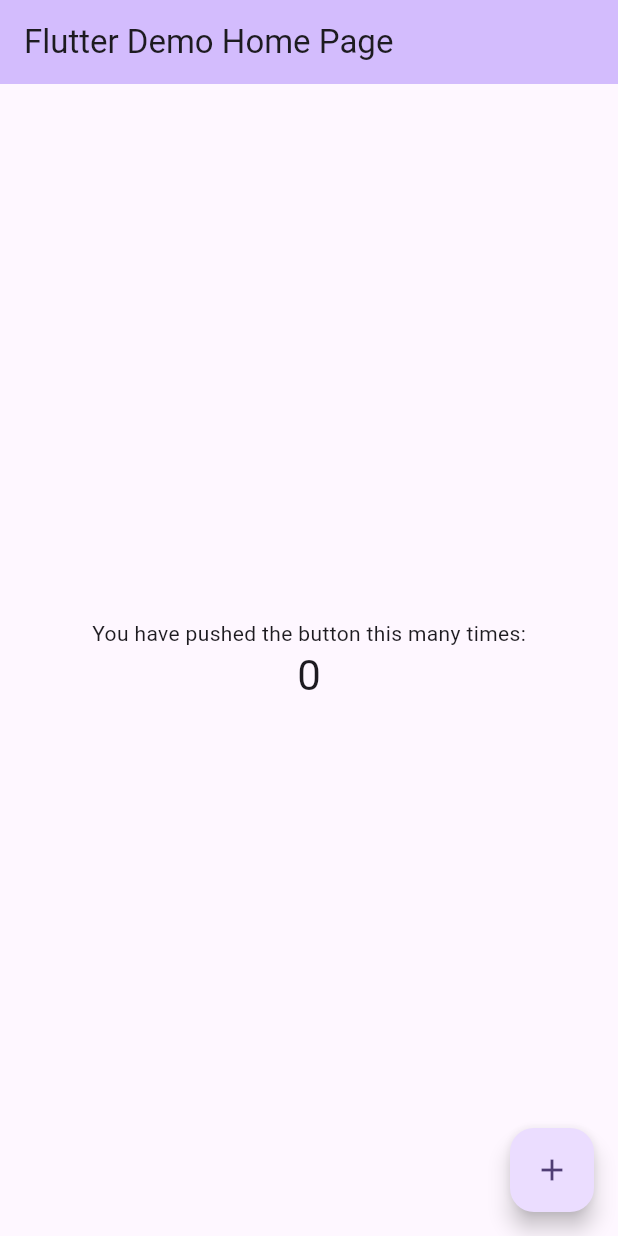
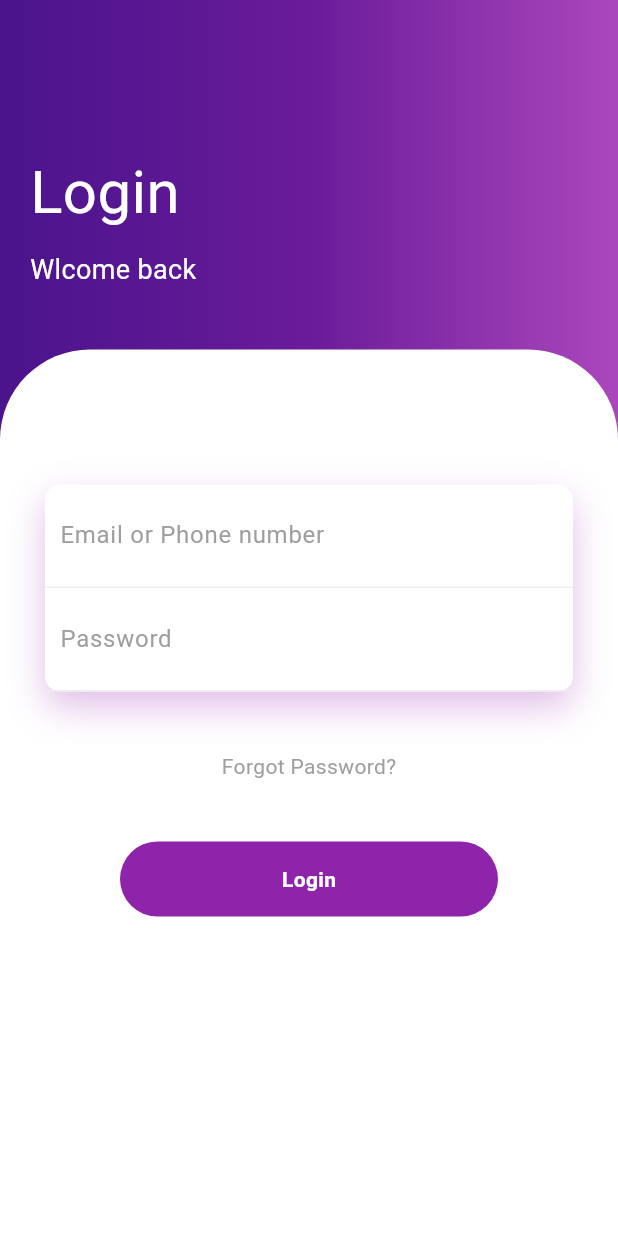
Before and after one commit to ulisesUliiACC/Arii, a Flutter app: the screen it shows after launch, on a phone screen of 412 x 824 dp. Run offline on Flutter 3.47's test engine with Material 3 defaults, Android fonts, the phone set to English and light mode, and no system bars.

Commit message:
diseño de login
readme modificacion

```diff
--- a/lib/main.dart
+++ b/lib/main.dart
@@ -1,125 +1,155 @@
 import 'package:flutter/material.dart';
 
-void main() {
-  runApp(const MyApp());
-}
+void main() => runApp(MaterialApp(
+      debugShowCheckedModeBanner: false,
+      home: HomePage(),
+    ));
 
-class MyApp extends StatelessWidget {
-  const MyApp({super.key});
-
-  // This widget is the root of your application.
+class HomePage extends StatelessWidget {
   @override
   Widget build(BuildContext context) {
-    return MaterialApp(
-      title: 'Flutter Demo',
-      theme: ThemeData(
-        // This is the theme of your application.
-        //
-        // TRY THIS: Try running your application with "flutter run". You'll see
-        // the application has a purple toolbar. Then, without quitting the app,
-        // try changing the seedColor in the colorScheme below to Colors.green
-        // and then invoke "hot reload" (save your changes or press the "hot
-        // reload" button in a Flutter-supported IDE, or press "r" if you used
-        // the command line to start the app).
-        //
-        // Notice that the counter didn't reset back to zero; the application
-        // state is not lost during the reload. To reset the state, use hot
-        // restart instead.
-        //
-        // This works for code too, not just values: Most code changes can be
-        // tested with just a hot reload.
-        colorScheme: ColorScheme.fromSeed(seedColor: Colors.deepPurple),
-        useMaterial3: true,
+    return Scaffold(
+      body: Container(
+        decoration: BoxDecoration(
+            gradient: LinearGradient(colors: [
+          Colors.purple.shade900,
+          Colors.purple.shade800,
+          Colors.purple.shade400
+        ])),
+        child: Column(
+          crossAxisAlignment: CrossAxisAlignment.start,
+          children: <Widget>[
+            const SizedBox(
+              height: 80,
             ),
-      home: const MyHomePage(title: 'Flutter Demo Home Page'),
-    );
-  }
-}
-
-class MyHomePage extends StatefulWidget {
-  const MyHomePage({super.key, required this.title});
-
-  // This widget is the home page of your application. It is stateful, meaning
-  // that it has a State object (defined below) that contains fields that affect
-  // how it looks.
-
-  // This class is the configuration for the state. It holds the values (in this
-  // case the title) provided by the parent (in this case the App widget) and
-  // used by the build method of the State. Fields in a Widget subclass are
-  // always marked "final".
-
-  final String title;
-
-  @override
-  State<MyHomePage> createState() => _MyHomePageState();
-}
-
-class _MyHomePageState extends State<MyHomePage> {
-  int _counter = 0;
-
-  void _incrementCounter() {
-    setState(() {
-      // This call to setState tells the Flutter framework that something has
-      // changed in this State, which causes it to rerun the build method below
-      // so that the display can reflect the updated values. If we changed
-      // _counter without calling setState(), then the build method would not be
-      // called again, and so nothing would appear to happen.
-      _counter++;
-    });
-  }
-
-  @override
-  Widget build(BuildContext context) {
-    // This method is rerun every time setState is called, for instance as done
-    // by the _incrementCounter method above.
-    //
-    // The Flutter framework has been optimized to make rerunning build methods
-    // fast, so that you can just rebuild anything that needs updating rather
-    // than having to individually change instances of widgets.
-    return Scaffold(
-      appBar: AppBar(
-        // TRY THIS: Try changing the color here to a specific color (to
-        // Colors.amber, perhaps?) and trigger a hot reload to see the AppBar
-        // change color while the other colors stay the same.
-        backgroundColor: Theme.of(context).colorScheme.inversePrimary,
-        // Here we take the value from the MyHomePage object that was created by
-        // the App.build method, and use it to set our appbar title.
-        title: Text(widget.title),
+            const Padding(
+              padding: EdgeInsets.all(20),
+              child: Column(
+                crossAxisAlignment: CrossAxisAlignment.start,
+                children: <Widget>[
+                  Text(
+                    "Login",
+                    style: TextStyle(color: Colors.white, fontSize: 40),
                   ),
-      body: Center(
-        // Center is a layout widget. It takes a single child and positions it
-        // in the middle of the parent.
-        child: Column(
-          // Column is also a layout widget. It takes a list of children and
-          // arranges them vertically. By default, it sizes itself to fit its
-          // children horizontally, and tries to be as tall as its parent.
-          //
-          // Column has various properties to control how it sizes itself and
-          // how it positions its children. Here we use mainAxisAlignment to
-          // center the children vertically; the main axis here is the vertical
-          // axis because Columns are vertical (the cross axis would be
-          // horizontal).
-          //
-          // TRY THIS: Invoke "debug painting" (choose the "Toggle Debug Paint"
-          // action in the IDE, or press "p" in the console), to see the
-          // wireframe for each widget.
-          mainAxisAlignment: MainAxisAlignment.center,
-          children: <Widget>[
-            const Text(
-              'You have pushed the button this many times:',
+                  SizedBox(
+                    height: 10,
                   ),
                   Text(
-              '$_counter',
-              style: Theme.of(context).textTheme.headlineMedium,
+                    "Wlcome back",
+                    style: TextStyle(color: Colors.white, fontSize: 18),
                   ),
                 ],
               ),
             ),
-      floatingActionButton: FloatingActionButton(
-        onPressed: _incrementCounter,
-        tooltip: 'Increment',
-        child: const Icon(Icons.add),
-      ), // This trailing comma makes auto-formatting nicer for build methods.
+            const SizedBox(
+              height: 20,
+            ),
+            Expanded(
+              child: Container(
+                decoration: const BoxDecoration(
+                    color: Colors.white,
+                    borderRadius: BorderRadius.only(
+                        topLeft: Radius.circular(60),
+                        topRight: Radius.circular(60))),
+                child: Padding(
+                  padding: const EdgeInsets.all(30),
+                  child: Column(
+                    children: <Widget>[
+                      const SizedBox(
+                        height: 60,
+                      ),
+                      Container(
+                        decoration: BoxDecoration(
+                            color: Colors.white,
+                            borderRadius: BorderRadius.circular(10),
+                            boxShadow: const [
+                              BoxShadow(
+                                  color: Color(0xFFE1BEE7),
+                                  blurRadius: 20,
+                                  offset: Offset(0, 10))
+                            ]),
+                        child: Column(
+                          children: <Widget>[
+                            Container(
+                              padding: EdgeInsets.all(10),
+                              decoration: BoxDecoration(
+                                  border: Border(
+                                      bottom: BorderSide(
+                                          color: Colors.grey.shade200))),
+                              child: const TextField(
+                                  decoration: InputDecoration(
+                                      hintText: "Email or Phone number",
+                                      hintStyle: TextStyle(color: Colors.grey),
+                                      border: InputBorder.none)),
+                            ),
+                            Container(
+                              padding: const EdgeInsets.all(10),
+                              decoration: BoxDecoration(
+                                  border: Border(
+                                      bottom: BorderSide(
+                                          color: Colors.grey.shade200))),
+                              child: const TextField(
+                                decoration: InputDecoration(
+                                    hintText: "Password",
+                                    hintStyle: TextStyle(color: Colors.grey),
+                                    border: InputBorder.none),
+                              ),
+                            ),
+                          ],
+                        ),
+                      ),
+                      const SizedBox(
+                        height: 40,
+                      ),
+                      const Text(
+                        "Forgot Password?",
+                        style: TextStyle(color: Colors.grey),
+                      ),
+                      const SizedBox(
+                        height: 40,
+                      ),
+                      Container(
+                        height: 50,
+                        margin: const EdgeInsets.symmetric(horizontal: 50),
+                        decoration: BoxDecoration(
+                            borderRadius: BorderRadius.circular(50),
+                            color: Colors.purple.shade600),
+                        child: const Center(
+                            child: Text(
+                          "Login",
+                          style: TextStyle(
+                              color: Colors.white, fontWeight: FontWeight.bold),
+                        )),
+                      ),
+                      const SizedBox(
+                        height: 80,
+                      ),
+                      Row(
+                        children: <Widget>[
+                          Expanded(
+                            child: Container(
+                              decoration: BoxDecoration(
+                                  borderRadius: BorderRadius.circular(50),
+                                  color: Colors.blue),
+                            ),
+                          ),
+                          Expanded(
+                            child: Container(
+                              decoration: BoxDecoration(
+                                  borderRadius: BorderRadius.circular(50),
+                                  color: Colors.black),
+                            ),
+                          )
+                        ],
+                      )
+                    ],
+                  ),
+                ),
+              ),
+            )
+          ],
+        ),
+      ),
     );
   }
 }
```
Also changed, not shown: 1 other file. Lines whose indentation alone changed are shown as unchanged.
